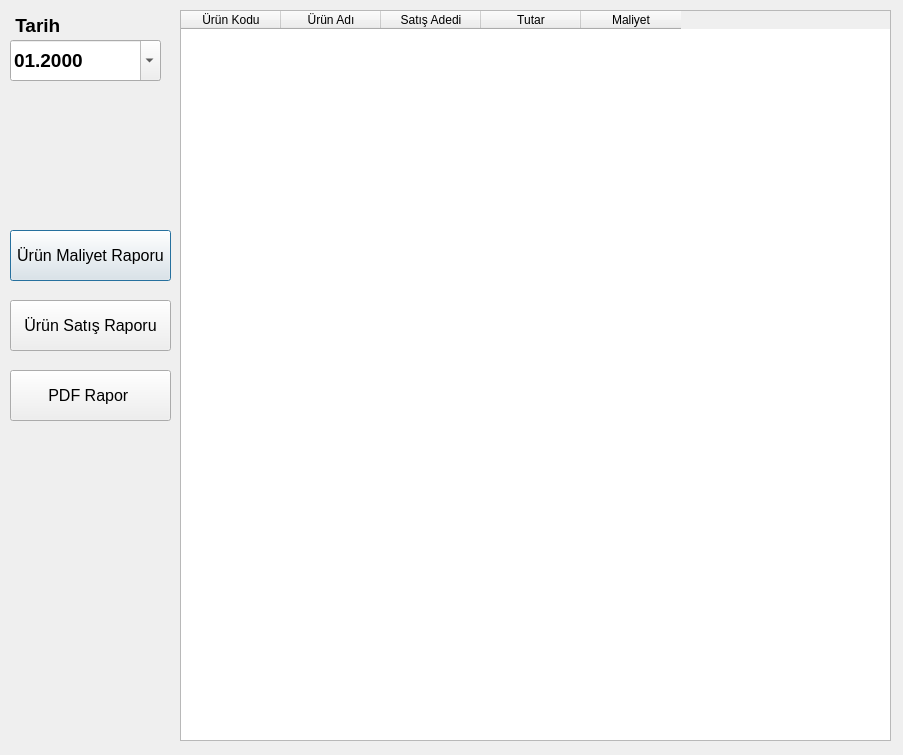
The window that gelirtablo.ui (nerdogan/nenra) describes before a commit, drawn with Qt 5.
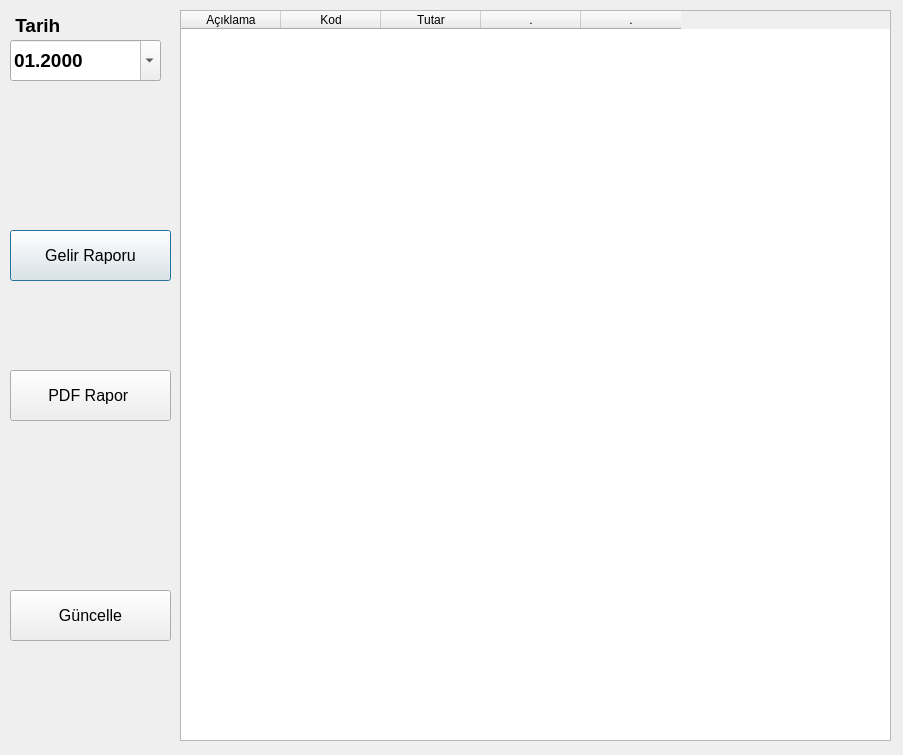
The same window after the commit.

```diff
--- a/gelirtablo.ui
+++ b/gelirtablo.ui
@@ -71,7 +71,7 @@
     </font>
    </property>
    <property name="text">
-    <string>Ürün Maliyet Raporu</string>
+       <string>Gelir Raporu</string>
    </property>
   </widget>
   <widget class="QPushButton" name="pushButton_2">
@@ -103,27 +103,27 @@
    </property>
    <column>
     <property name="text">
-     <string>Ürün Kodu</string>
+        <string>Açıklama</string>
     </property>
    </column>
    <column>
     <property name="text">
-     <string>Ürün Adı</string>
+        <string>Kod</string>
     </property>
    </column>
    <column>
     <property name="text">
-     <string>Satış Adedi</string>
+        <string>Tutar</string>
     </property>
    </column>
    <column>
     <property name="text">
-     <string>Tutar</string>
+        <string>.</string>
     </property>
    </column>
    <column>
     <property name="text">
-     <string>Maliyet</string>
+        <string>.</string>
     </property>
    </column>
   </widget>
@@ -131,7 +131,7 @@
    <property name="geometry">
     <rect>
      <x>10</x>
-     <y>300</y>
+        <y>590</y>
      <width>161</width>
      <height>51</height>
     </rect>
@@ -142,7 +142,7 @@
     </font>
    </property>
    <property name="text">
-    <string>Ürün Satış Raporu</string>
+       <string>Güncelle</string>
    </property>
   </widget>
  </widget>
```
Left out of the diff: 2 changed lines with no effect on the pictures.
